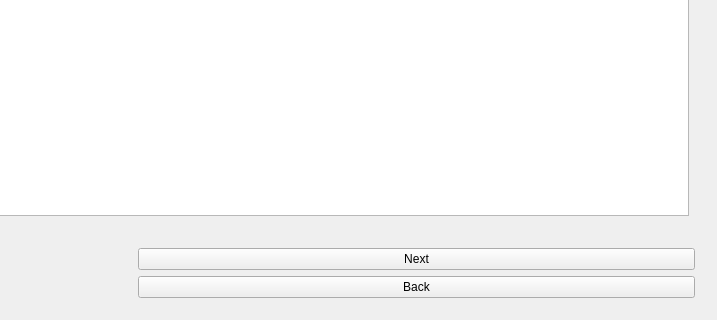
Qt form mainwindow.ui (n-kenn/EECS_448_Project_1) before a commit; both pictures show x 563 to 1280 and y 410 to 730 of the 1280 by 730 pixel window.
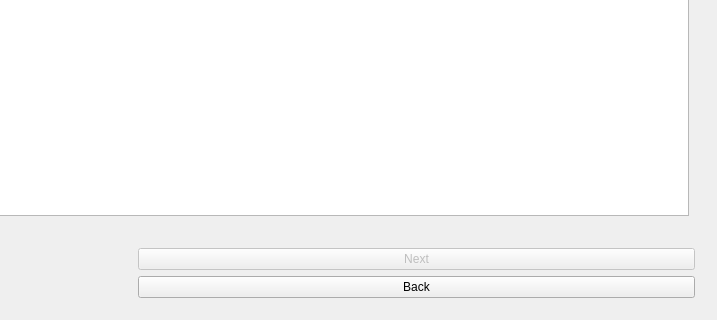
The same form after that commit. The open tabs and pages were chosen to show the change.

Commit message: Finished Remaining Toggle Code, and Disabled a Button as it Should be.

Diff of the .ui file:
```diff
--- a/mainwindow.ui
+++ b/mainwindow.ui
@@ -418,7 +418,7 @@
           <item row="2" column="2" colspan="2">
            <widget class="QPushButton" name="btnListAttendanceNext">
             <property name="enabled">
-             <bool>true</bool>
+             <bool>false</bool>
             </property>
             <property name="toolTip">
              <string>&lt;html&gt;&lt;head/&gt;&lt;body&gt;&lt;p&gt;Depending on which radio button you have selected, you will go to a different place in the program.&lt;/p&gt;&lt;/body&gt;&lt;/html&gt;</string>
```
The commit also changes 1 other file.
